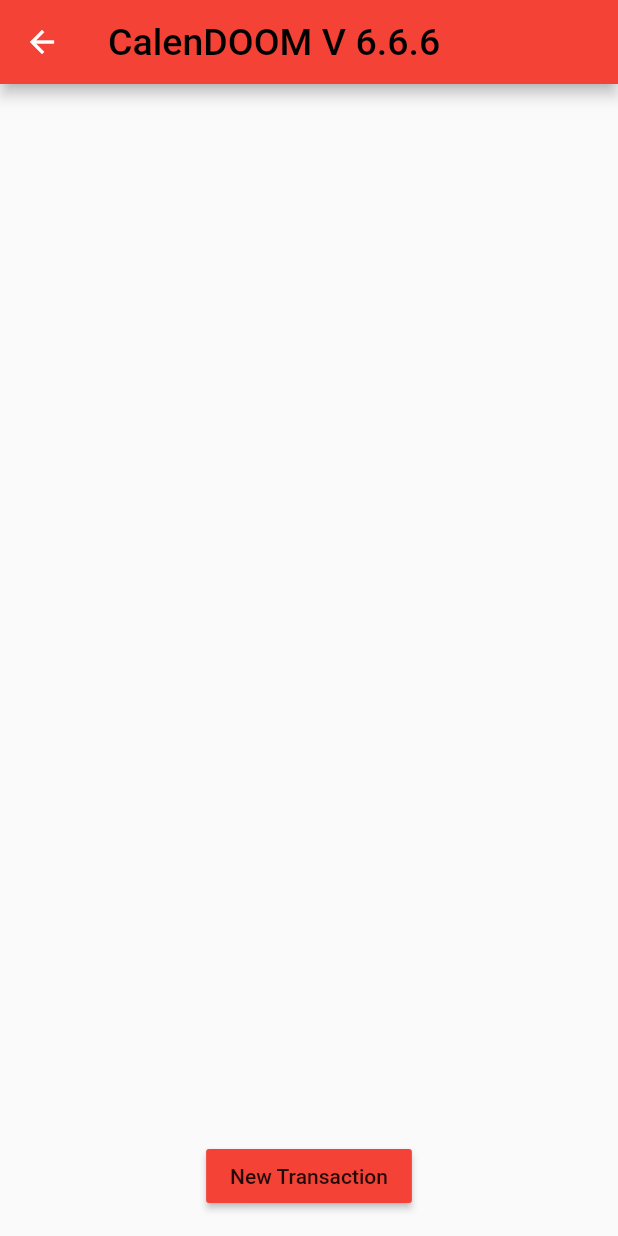
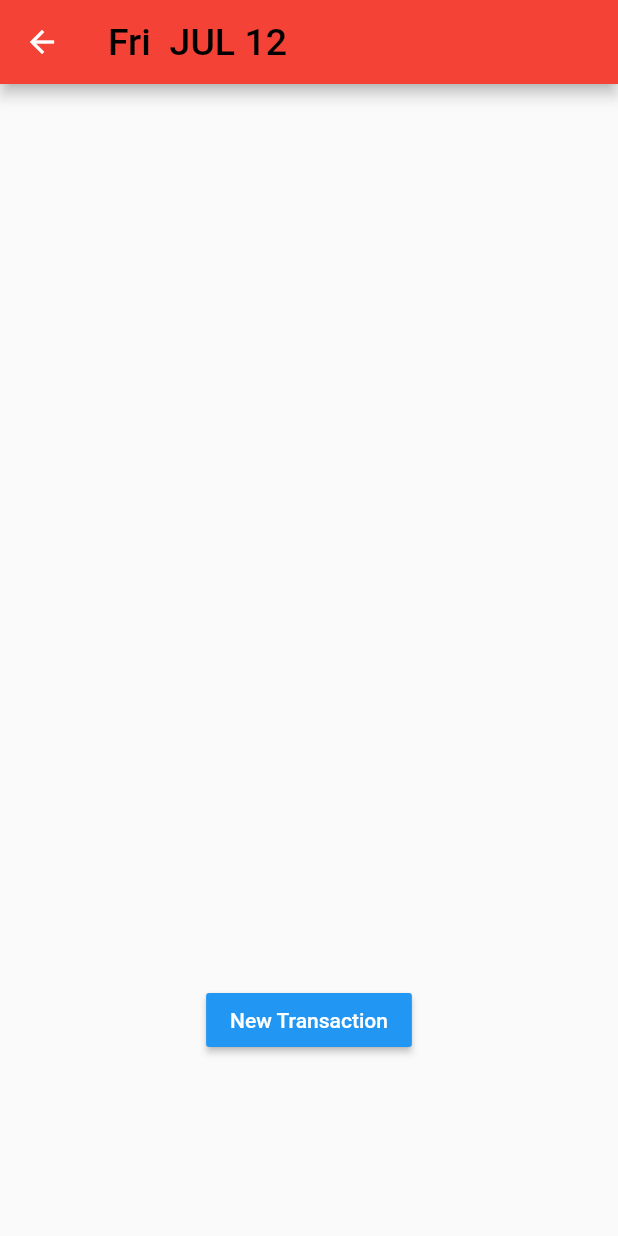
Before and after one commit to JakeTheGingScheuer/FlutterExploring, a Flutter app: the screen it shows after launch, after a tap on "JUL", on a phone screen of 412 x 824 dp. Run offline on Flutter 3.47's test engine with Material 2 defaults, Android fonts, the phone set to English and light mode, and no system bars.

Commit message:
refactored a bunch

```diff
--- a/budget_calendar/lib/model/calendar_model.dart
+++ b/budget_calendar/lib/model/calendar_model.dart
@@ -2,7 +2,7 @@ import 'package:budget_calendar/model/day_model.dart';
 import 'package:flutter/material.dart';
 
 class CalendarModel with ChangeNotifier {
-  List<Day> daysOfTheYear = [];
+  List<DayModel> allDayModels = [];
 
   CalendarModel(){
     makeCalendar();
@@ -12,106 +12,7 @@ class CalendarModel with ChangeNotifier {
     DateTime today = DateTime.now();
     for(int i = 0; i<365; i++){
       DateTime dayOf = today.add(new Duration(days: i));
-      daysOfTheYear.add(new Day(dayOf.month, dayOf.weekday, dayOf.day));
+      allDayModels.add(new DayModel(dayOf.month, dayOf.weekday, dayOf.day));
     }
   }
 }
-
-class Day {
-  DayModel dayModel = DayModel();
-  CalendarDate calendarDate;
-
-  Day(int monthNum, int weekdayNum, int dayNum) {
-    calendarDate = new CalendarDate(monthNum, weekdayNum, dayNum);
-  }
-}
-
-class CalendarDate {
-  String month;
-  String weekday;
-  int dayNum;
-
-  CalendarDate(int monthNum, int weekdayNum, this.dayNum) {
-    month = monthSymb(monthNum);
-    weekday = weekdaySymb(weekdayNum);
-  }
-
-  String monthSymb(int monthNum) {
-    switch (monthNum) {
-      case 1:
-        {
-          return 'JAN';
-        }
-      case 2:
-        {
-          return 'FEB';
-        }
-      case 3:
-        {
-          return 'MAR';
-        }
-      case 4:
-        {
-          return 'APR';
-        }
-      case 5:
-        {
-          return 'MAY';
-        }
-      case 6:
-        {
-          return 'JUN';
-        }
-      case 7:
-        {
-          return 'JUL';
-        }
-      case 8:
-        {
-          return 'AUG';
-        }
-      case 9:
-        {
-          return 'SEP';
-        }
-      case 10:
-        {
-          return 'OCT';
-        }
-      case 11:
-        {
-          return 'NOV';
-        }
-      case 12:
-        {
-          return 'DEC';
-        }
-    }
-  }
-
-  String weekdaySymb(int weekdayNum) {
-    switch(weekdayNum) {
-      case 1:{
-        return 'Mon ';
-      }
-      case 2:{
-        return 'Tue ';
-      }
-      case 3:{
-        return 'Wed ';
-      }
-      case 4:{
-        return 'Thu ';
-      }
-      case 5:{
-        return 'Fri ';
-      }
-      case 6:{
-        return 'Sat ';
-      }
-      case 7:{
-        return 'Sun ';
-      }
-    }
-  }
-}
--- a/budget_calendar/lib/model/day_model.dart
+++ b/budget_calendar/lib/model/day_model.dart
@@ -1,8 +1,20 @@
-import 'package:budget_calendar/widgets/Transaction.dart';
+import 'package:budget_calendar/widgets/transaction.dart';
+import 'package:budget_calendar/widgets/date_formated.dart';
 import 'package:flutter/material.dart';
 
 class DayModel with ChangeNotifier {
+  String month;
+  String weekday;
+  String dayNumber;
   List<Transaction> transactions = [];
+
+  DayModel(int monthNumber, int weekdayNumber, int dayNumber){
+   DateFormatted date = DateFormatted(monthNumber, weekdayNumber, dayNumber);
+   this.month = date.month;
+   this.weekday = date.weekday;
+   this.dayNumber = date.dayNum.toString();
+
+  }
 
   double getDailyBalance() {
     double balance = 0.0;
@@ -12,8 +24,32 @@ class DayModel with ChangeNotifier {
     return balance;
   }
 
-  void addTrans(String description, double amount) {
-    transactions.add(Transaction(description, amount));
+  double getCredits() {
+    double credits = 0.0;
+    for(int i =0; i<transactions.length; i++) {
+      if(transactions[i].amount>0){
+      credits += transactions[i].amount;
+      }
+    }
+    return credits;
+  }
+
+  double getDebits() {
+    double debits = 0.0;
+    for(int i =0; i<transactions.length; i++) {
+      if(transactions[i].amount<0){
+        debits += transactions[i].amount;
+      }
+    }
+    return debits;
+  }
+
+  String dayTitle(){
+    return weekday+' '+month+' '+dayNumber;
+  }
+
+  void addTrans(Transaction transaction) {
+    transactions.add(transaction);
     notifyListeners();
   }
 
--- a/budget_calendar/lib/screens/calendar_screen.dart
+++ b/budget_calendar/lib/screens/calendar_screen.dart
@@ -1,17 +1,17 @@
 import 'package:budget_calendar/model/calendar_model.dart';
 import 'package:budget_calendar/model/day_model.dart';
 import 'package:budget_calendar/widgets/common.dart';
+import 'package:budget_calendar/widgets/date_card.dart';
+import 'package:budget_calendar/widgets/day_tile.dart';
 import 'package:flutter/material.dart';
 import 'package:provider/provider.dart';
-
-import 'day_screen.dart';
 
 class CalendarScreen extends StatelessWidget{
 
   @override
   Widget build(BuildContext context) {
     return Scaffold(
-      appBar: Common.headBar(),
+      appBar: Common.headBar('CALENDOOM'),
       body: CalendarList()
       );
   }
@@ -21,65 +21,40 @@ class CalendarList extends StatelessWidget {
 
   @override
   Widget build(BuildContext context) {
+
     CalendarModel calendarModel = Provider.of<CalendarModel>(context);
-    List<Container> dateTiles = makeDateTiles(calendarModel.daysOfTheYear);
+    List<DateCard> dateTiles = makeDateTiles(calendarModel.allDayModels);
 
     return ListView.builder(
         itemCount: 365,
         itemBuilder: (context, index) {
-          return Container(
-              height: 100,
-              decoration: BoxDecoration(
-                  border: Border.all()),
-              child: ListTile(
-                  contentPadding: EdgeInsets.all(12.0),
-                  leading: dateTiles[index],
-                  title: Text(
-                      getRunningBalance(calendarModel, index),
-                      textAlign: TextAlign.end),
-                  subtitle: Text('credits and debits go here',
-                      style: TextStyle(color: Colors.green),
-                      textAlign: TextAlign.end),
-                  onTap: () {
-                    Navigator.push(
-                        context, MaterialPageRoute(builder: (context) => DayScreen(calendarModel.daysOfTheYear[index].dayModel)));})
-                );
+
+          DayModel day = calendarModel.allDayModels[index];
+          DateCard dateTile = dateTiles[index];
+          String balance = getRunningBalance(calendarModel, index);
+
+          return DayTile(day, dateTile, balance);
         });
   }
 
-  List<Container> makeDateTiles(List<Day> daysOfTheYear) {
+  List<DateCard> makeDateTiles(List<DayModel> allDayModels) {
+    List<DateCard> dateTiles = List<DateCard>();
 
-    List<Container> dateTiles = List<Container>();
-    for (int i = 0; i < daysOfTheYear.length; i++) {
-      Day eachDay = daysOfTheYear[i];
-        dateTiles.add(
-          Container(
-            height: 75.0,
-            width: 75.0,
-            decoration: BoxDecoration(
-              color: Colors.amberAccent,
-              borderRadius: BorderRadius.all(Radius.circular(10.0)),
-              border: Border.all()),
-              child: Column(
-                mainAxisAlignment: MainAxisAlignment.spaceEvenly,
-                children: [
-                  Text(eachDay.calendarDate.month, style: TextStyle(fontWeight: FontWeight.bold)),
-                  Text(eachDay.calendarDate.weekday + ' ' +
-                      eachDay.calendarDate.dayNum.toString())
-                ]
-              )
-        ));
+    for (int i = 0; i < allDayModels.length; i++) {
+        dateTiles.add(DateCard(allDayModels[i]));
     } return dateTiles;
   }
 
-  String getRunningBalance(CalendarModel calendar, int i) {
-    var yesterday = DayModel();
-    var theDay = calendar.daysOfTheYear[i].dayModel;
-    if(i>0){
-      yesterday = calendar.daysOfTheYear[i-1].dayModel;
+  String getRunningBalance(CalendarModel calendar, int index) {
+    double runningBalance = 0.00;
+
+    for(int i = 0; i <= index; i++){
+      DayModel day = calendar.allDayModels[i];
+
+      if(day.transactions.length>0) {
+        runningBalance += day.getDailyBalance();
+      }
     }
-    if(theDay.transactions.length>0) {
-      return (theDay.getDailyBalance() + yesterday.getDailyBalance()).toString();
-    } else return '0.00';
+    return '\$'+runningBalance.toStringAsFixed(2);
   }
 }
--- a/budget_calendar/lib/screens/day_screen.dart
+++ b/budget_calendar/lib/screens/day_screen.dart
@@ -1,28 +1,32 @@
 import 'package:budget_calendar/model/day_model.dart';
 import 'package:budget_calendar/screens/transaction_screen.dart';
-import 'package:budget_calendar/widgets/Transaction.dart';
+import 'package:budget_calendar/widgets/transaction.dart';
 import 'package:budget_calendar/widgets/common.dart';
 import 'package:flutter/material.dart';
 
 
 class DayScreen extends StatelessWidget{
-  DayModel dayModel;
+  DayModel day;
 
-  DayScreen(this.dayModel);
+  DayScreen(this.day);
 
   @override
   Widget build(BuildContext context) {
     return Scaffold(
-        appBar: Common.headBar(),
-        body: TransactionList(this.dayModel),
-        floatingActionButtonLocation: FloatingActionButtonLocation.centerFloat,
-        floatingActionButton: RaisedButton(
-          child: Text('New Transaction'),
-          color: Colors.red,
-          onPressed: () => Navigator.push(
-            context,
-            MaterialPageRoute(builder: (context) => TransactionScreen(this.dayModel))
-          )
+        appBar: Common.headBar(day.dayTitle()),
+        body: Column(
+          children: <Widget>[
+            TransactionList(this.day),
+            RaisedButton(
+                child: Text('New Transaction'),
+                color: Colors.blue,
+                textColor: Colors.white,
+                onPressed: () => Navigator.push(
+                    context,
+                    MaterialPageRoute(builder: (context) => TransactionScreen(this.day))
+                )
+            )
+          ]
         ),
     );
   }
@@ -36,9 +40,12 @@ class TransactionList extends StatelessWidget{
   @override
   Widget build(BuildContext context) {
     List<ListTile> transactionTiles = makeTransactionTiles(this.dayModel.transactions);
-    return ListView(
-        children: transactionTiles
-    );
+    return
+      Container(
+          height: 600,
+          child: ListView(
+          children: transactionTiles
+      ));
   }
 
   List<ListTile> makeTransactionTiles(List<Transaction> transactions){
--- a/budget_calendar/lib/widgets/common.dart
+++ b/budget_calendar/lib/widgets/common.dart
@@ -2,10 +2,10 @@ import 'package:flutter/material.dart';
 import '../styles.dart';
 
 class Common {
-  static AppBar headBar() {
+  static AppBar headBar(String title) {
     return AppBar(
       backgroundColor: Colors.red,
-      title: Text('CalenDOOM V 6.6.6', style: Styles.headerLarge),
+      title: Text(title, style: Styles.headerLarge),
       leading: Builder(
           builder: (BuildContext context) {
             if(Navigator.canPop(context)) {
--- /dev/null
+++ b/budget_calendar/lib/widgets/date_card.dart
@@ -0,0 +1,24 @@
+import 'package:budget_calendar/model/day_model.dart';
+import 'package:flutter/material.dart';
+
+class DateCard extends StatelessWidget {
+  DayModel dayModel;
+  DateCard(this.dayModel);
+
+  @override
+  Widget build(BuildContext context) {
+    return Container(
+        width: 75.0,
+        decoration: BoxDecoration(
+            color: Colors.amberAccent,
+            borderRadius: BorderRadius.all(Radius.circular(10.0)),
+            border: Border.all()),
+        child: Column(
+            mainAxisAlignment: MainAxisAlignment.spaceEvenly,
+            children: [
+              Text(dayModel.month, style: TextStyle(fontWeight: FontWeight.bold)),
+              Text(dayModel.weekday + ' ' +
+                  dayModel.dayNumber)
+            ]));
+  }
+}
--- /dev/null
+++ b/budget_calendar/lib/widgets/date_formated.dart
@@ -0,0 +1,89 @@
+class DateFormatted {
+  String month;
+  String weekday;
+  int dayNum;
+
+  DateFormatted(int monthNum, int weekdayNum, this.dayNum) {
+    month = monthSymb(monthNum);
+    weekday = weekdaySymb(weekdayNum);
+  }
+
+  String monthSymb(int monthNum) {
+    switch (monthNum) {
+      case 1:
+        {
+          return 'JAN';
+        }
+      case 2:
+        {
+          return 'FEB';
+        }
+      case 3:
+        {
+          return 'MAR';
+        }
+      case 4:
+        {
+          return 'APR';
+        }
+      case 5:
+        {
+          return 'MAY';
+        }
+      case 6:
+        {
+          return 'JUN';
+        }
+      case 7:
+        {
+          return 'JUL';
+        }
+      case 8:
+        {
+          return 'AUG';
+        }
+      case 9:
+        {
+          return 'SEP';
+        }
+      case 10:
+        {
+          return 'OCT';
+        }
+      case 11:
+        {
+          return 'NOV';
+        }
+      case 12:
+        {
+          return 'DEC';
+        }
+    }
+  }
+
+  String weekdaySymb(int weekdayNum) {
+    switch(weekdayNum) {
+      case 1:{
+        return 'Mon ';
+      }
+      case 2:{
+        return 'Tue ';
+      }
+      case 3:{
+        return 'Wed ';
+      }
+      case 4:{
+        return 'Thu ';
+      }
+      case 5:{
+        return 'Fri ';
+      }
+      case 6:{
+        return 'Sat ';
+      }
+      case 7:{
+        return 'Sun ';
+      }
+    }
+  }
+}
--- /dev/null
+++ b/budget_calendar/lib/widgets/day_tile.dart
@@ -0,0 +1,51 @@
+import 'package:budget_calendar/model/day_model.dart';
+import 'package:budget_calendar/screens/day_screen.dart';
+import 'package:flutter/material.dart';
+import 'date_card.dart';
+
+class DayTile extends StatelessWidget {
+  DayModel day;
+  DateCard date;
+  String balance;
+  String credits;
+  String debits;
+
+  DayTile(this. day, this.date, this.balance){
+    credits = day.getCredits().toStringAsFixed(2);
+    debits = day.getDebits().toStringAsFixed(2);
+  }
+
+  @override
+  Widget build(BuildContext context) {
+    return Container(
+        height: 90,
+        decoration: BoxDecoration(
+            border: Border.all()),
+        child: ListTile(
+            contentPadding: EdgeInsets.all(15.0),
+            leading: date,
+            title: Container(
+                child: Text(
+                  balance,
+                  textAlign: TextAlign.center,
+                  style: TextStyle(fontSize: 22, fontWeight: FontWeight.bold),
+                )),
+            trailing: Container(
+                width: 70,
+                child:Column(
+                    mainAxisAlignment: MainAxisAlignment.center,
+                    crossAxisAlignment: CrossAxisAlignment.end,
+                    children: <Widget>[
+                      Text(credits,
+                          style: TextStyle(color: Colors.green),
+                          textAlign: TextAlign.end
+                      ),
+                      Text(debits,
+                          style: TextStyle(color: Colors.red),
+                          textAlign: TextAlign.end)
+                    ])),
+            onTap: () {
+              Navigator.push(
+                  context, MaterialPageRoute(builder: (context) => DayScreen(day)));}));
+  }
+}
--- a/budget_calendar/lib/widgets/Transaction.dart
+++ b/budget_calendar/lib/widgets/transaction.dart
@@ -3,11 +3,28 @@ import 'package:flutter/material.dart';
 class Transaction with ChangeNotifier{
   String _description = '';
   double _amount = 0.0;
+  bool _isCredit = false;
+  bool _reoccuring = false;
 
   Transaction(this._description, this._amount);
 
   double get amount => _amount;
   String get description => _description;
+  bool get isCredit => _isCredit;
+  bool get reoccuring => _reoccuring;
+
+  set isCredit(bool isCredit){
+    _isCredit = isCredit;
+    if(!_isCredit){
+      _amount *= -1;
+    }
+    notifyListeners();
+  }
+
+  set reoccuring(bool reoccuring){
+    _reoccuring = reoccuring;
+    notifyListeners();
+  }
 
   set description(String text){
     _description = text;
```
Also changed, not shown: budget_calendar/lib/screens/transaction_screen.dart (+72 -18 lines).
